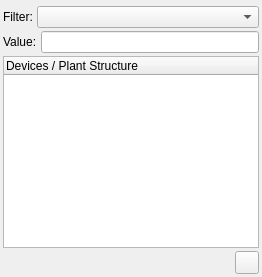
This is sources/ui/devicenavigatordockwidget.ui in qelectrotech/qelectrotech-source-mirror as Qt 5 draws it before an edit. The edited form follows.
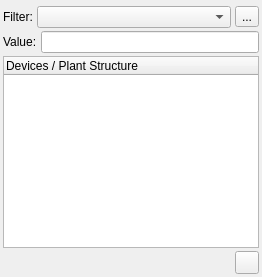
This is the edited form.

Commit message: feat(ui): add EPLAN-style user-configurable filter schemes for Device Navigator

The edit to the form file:
```diff
--- a/sources/ui/devicenavigatordockwidget.ui
+++ b/sources/ui/devicenavigatordockwidget.ui
@@ -51,6 +51,16 @@
         </property>
        </widget>
       </item>
+      <item>
+       <widget class="QToolButton" name="m_filter_config_btn">
+        <property name="text">
+         <string>...</string>
+        </property>
+        <property name="toolTip">
+         <string>Configure filters...</string>
+        </property>
+       </widget>
+      </item>
      </layout>
     </item>
     <item>
```
The commit also changes 8 other files.
